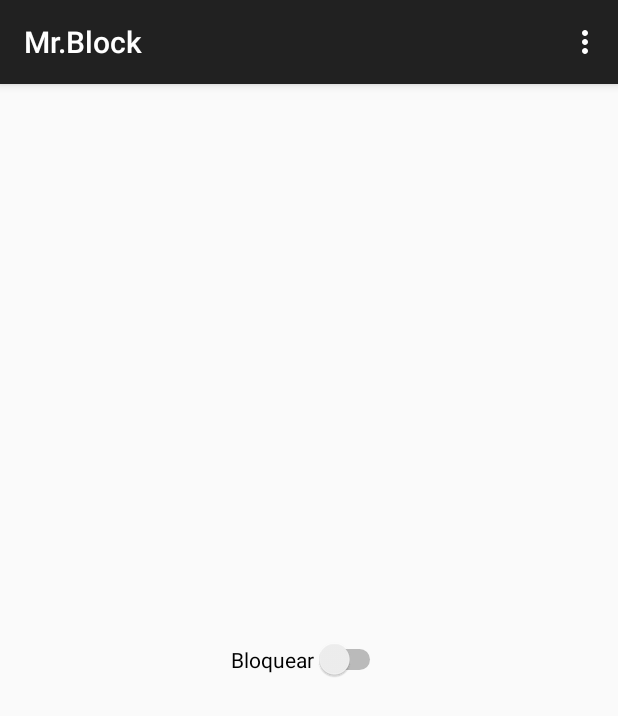
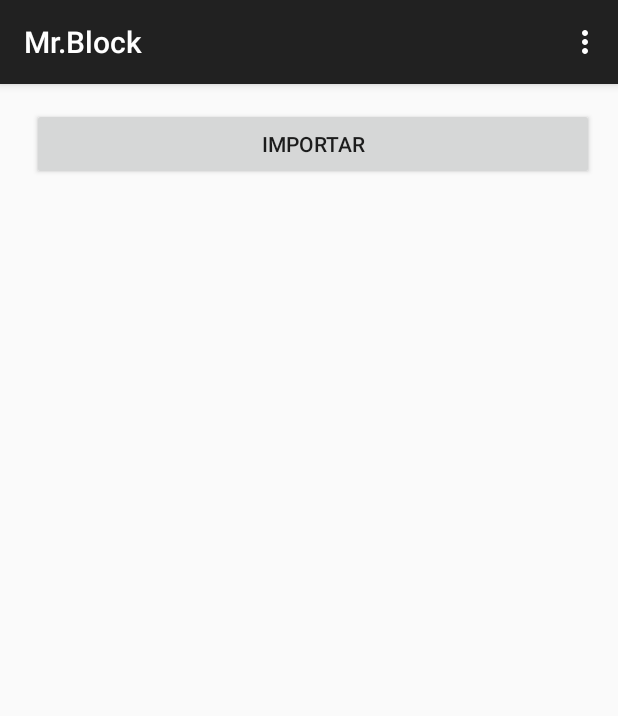
Before and after one commit to DiegoOcampo/MrBlockPI1, an Android app: the screen it shows after launch (MainActivity), on a phone screen of 412 x 824 dp. Shown: the top 716 px of the screen. Run offline under Robolectric (Android 15) with nearby library versions, the phone set to English and light mode, and no system bars.

Commit message:
Eleccion de la agenda telefonica

```diff
--- a/Mr.Block/app/src/main/java/co/edu/eafit/mrblock/MainActivity.java
+++ b/Mr.Block/app/src/main/java/co/edu/eafit/mrblock/MainActivity.java
@@ -1,29 +1,111 @@
 package co.edu.eafit.mrblock;
 
+import android.app.Activity;
+import android.content.ContentResolver;
+import android.content.Intent;
+import android.database.Cursor;
+import android.graphics.Bitmap;
+import android.net.Uri;
+import android.provider.Contacts;
+import android.provider.ContactsContract;
+import android.provider.MediaStore;
 import android.support.v7.app.AppCompatActivity;
 import android.os.Bundle;
 import android.util.Log;
 import android.view.Menu;
 import android.view.MenuItem;
+import android.view.View;
+import android.widget.ArrayAdapter;
+import android.widget.Button;
 import android.widget.CompoundButton;
 import android.widget.Switch;
+import android.widget.TextView;
+import android.widget.Toast;
+
+import java.io.FileNotFoundException;
+import java.io.IOException;
+import java.util.ArrayList;
 
 public class MainActivity extends AppCompatActivity {
+    public static final int PICK_CONTACT    = 1;
+    private Button btnContacts;
+    public static ArrayList<String> Bloqueados;
+    public static ArrayAdapter<String> adapter;
     public static boolean check = false;
+    //TextView textDetail;
     @Override
     protected void onCreate(Bundle savedInstanceState) {
         super.onCreate(savedInstanceState);
         setContentView(R.layout.activity_main);
-        Switch onOffSwitch = (Switch)  findViewById(R.id.switch1);
-        onOffSwitch.setChecked(false);
+        Bloqueados= new ArrayList<String>();
+
+        adapter=new ArrayAdapter<String>(this,android.R.layout.simple_list_item_1, Bloqueados);
+        adapter.notifyDataSetChanged();
+        btnContacts = (Button) findViewById(R.id.btn_contacts);
+        btnContacts.setOnClickListener(new View.OnClickListener() {
+            @Override
+            public void onClick(View arg0) {
+                // user BoD suggests using Intent.ACTION_PICK instead of .ACTION_GET_CONTENT to avoid the chooser
+                Intent intent = new Intent(Intent.ACTION_GET_CONTENT);
+                // BoD con't: CONTENT_TYPE instead of CONTENT_ITEM_TYPE
+                intent.setType(ContactsContract.CommonDataKinds.Phone.CONTENT_ITEM_TYPE);
+                startActivityForResult(intent, 1);
+            }
+        });
+
+
+
+
+              /*Switch onOffSwitch = (Switch)  findViewById(R.id.switch1);
         onOffSwitch.setOnCheckedChangeListener(new CompoundButton.OnCheckedChangeListener() {
             @Override
             public void onCheckedChanged(CompoundButton buttonView, boolean isChecked) {
                 check = isChecked;
                 Log.v("Switch State=", ""+isChecked);
+
             }
-        });
+        });*/
     }
+
+    @Override
+    protected void onActivityResult(int requestCode, int resultCode, Intent data) {
+        if (data != null) {
+            Uri uri = data.getData();
+
+            if (uri != null) {
+                Cursor c = null;
+                try {
+                    c = getContentResolver().query(uri, new String[]{
+                                    ContactsContract.CommonDataKinds.Phone.DISPLAY_NAME,
+                                    ContactsContract.CommonDataKinds.Phone.NUMBER,
+                                    ContactsContract.CommonDataKinds.Phone.TYPE },
+                            null, null, null);
+
+                    if (c != null && c.moveToFirst()) {
+                        String name=c.getString(0);
+                        String number = c.getString(1);
+                        Bloqueados.add(number);
+                        adapter.notifyDataSetChanged();
+                        int type = c.getInt(2);
+                        showSelectedNumber(type, Bloqueados.get(0), name);
+                        for (String bloqueo:Bloqueados) {
+                            System.out.print(bloqueo);
+                        }
+                    }
+                } finally {
+                    if (c != null) {
+                        c.close();
+                    }
+                }
+            }
+        }
+    }
+
+    public void showSelectedNumber(int type, String number, String name) {
+        Toast.makeText(this, type + ": " + number + "-" + name, Toast.LENGTH_LONG).show();
+
+    }
+
 
     @Override
     public boolean onCreateOptionsMenu(Menu menu) {
--- a/Mr.Block/app/src/main/res/layout/activity_main.xml
+++ b/Mr.Block/app/src/main/res/layout/activity_main.xml
@@ -3,15 +3,29 @@
     android:layout_height="match_parent" android:paddingLeft="@dimen/activity_horizontal_margin"
     android:paddingRight="@dimen/activity_horizontal_margin"
     android:paddingTop="@dimen/activity_vertical_margin"
-    android:paddingBottom="@dimen/activity_vertical_margin" tools:context=".MainActivity">
+    android:paddingBottom="@dimen/activity_vertical_margin" tools:context=".MainActivity"
+    android:id="@+id/text">
 
-    <Switch
+ <!--   <Switch
         android:layout_width="wrap_content"
         android:layout_height="wrap_content"
         android:text="Bloquear"
         android:id="@+id/switch1"
         android:checked="true"
+        android:layout_alignParentBottom="true"
+        android:layout_centerHorizontal="true" />
+-->
+    <Button
+        android:id="@+id/btn_contacts"
+        android:layout_width="match_parent"
+        android:layout_height="wrap_content"
+        android:layout_marginLeft="8px"
+        android:text="importar" />
+
+    <ListView
+        android:layout_width="wrap_content"
+        android:layout_height="wrap_content"
+        android:id="@+id/listView"
         android:layout_centerVertical="true"
         android:layout_centerHorizontal="true" />
-
 </RelativeLayout>
```
Also changed, not shown: Mr.Block/app/src/main/java/co/edu/eafit/mrblock/BlockcallReceiver.java (+7 -3 lines).
